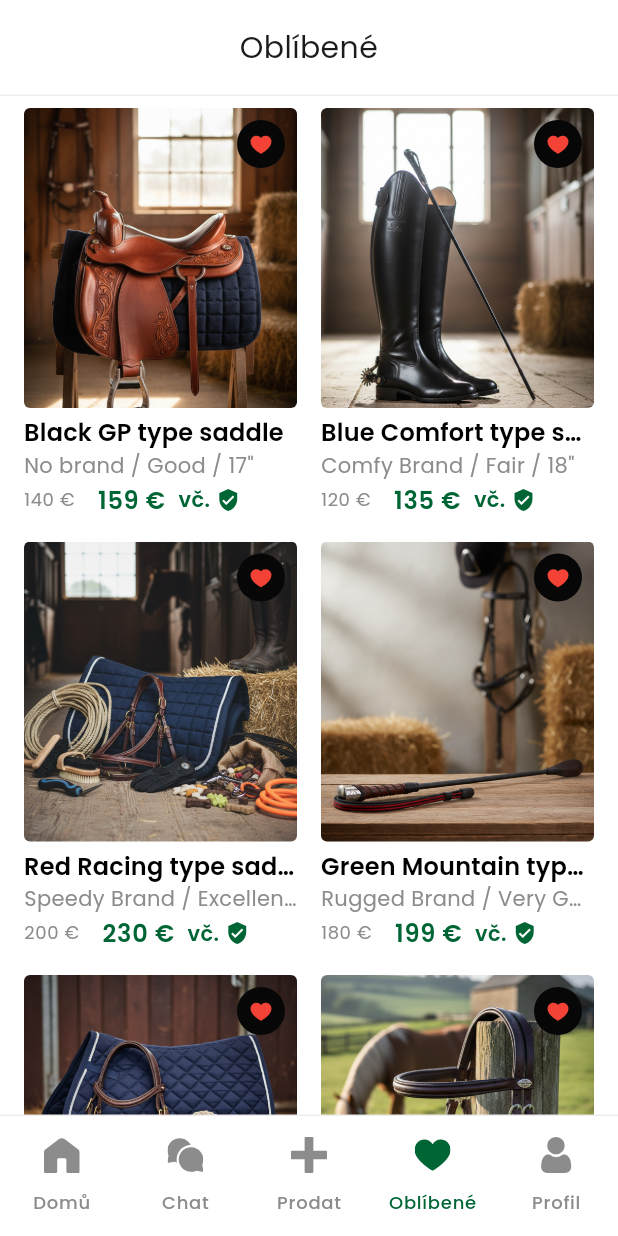
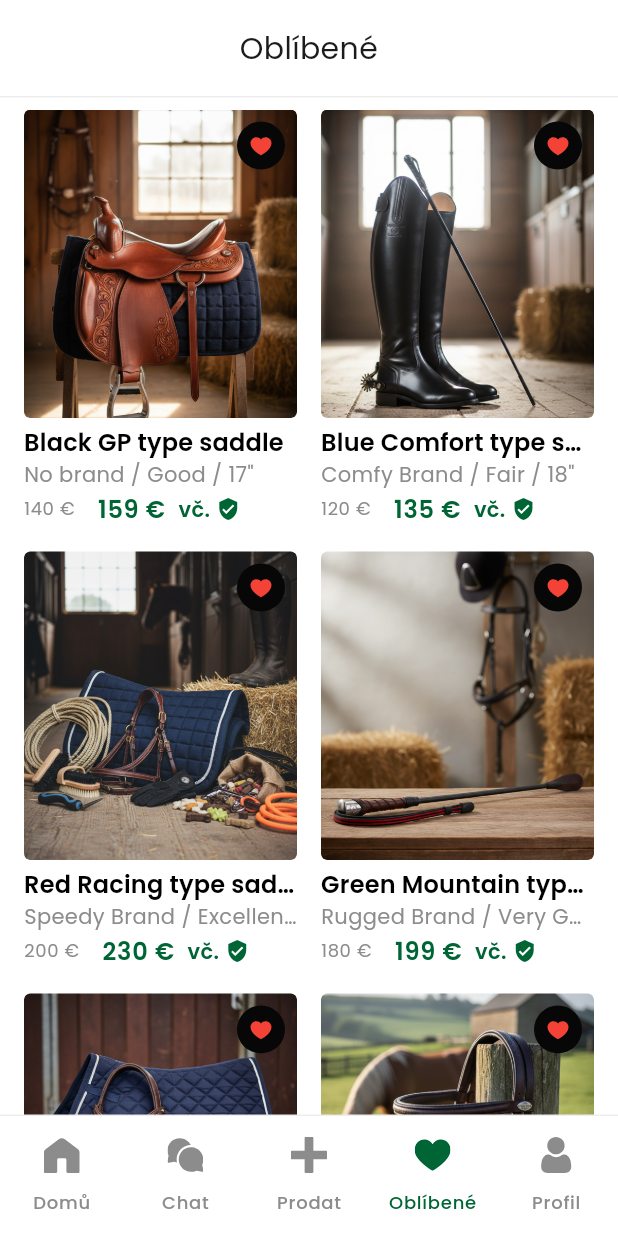
Before and after one commit to martintellinger/eqqu, a Flutter app: the HomeScreen screen opened by its route, item 4 of the bottom bar chosen, on a phone screen of 412 x 824 dp. Run offline on Flutter 3.47's test engine with Material 3 defaults, Android fonts, the phone set to English and light mode, and no system bars; our stand-ins replace flutter_svg.

Commit message:
Fix product image aspect ratio, app header divider width, and profile background color
- Product images now use AspectRatio(177/200) instead of fixed SizedBox(height: 200)
  across home, favorites, and product detail screens
- AppHeader divider changed from Container border to full-width Divider widget,
  matching the login/registration screen pattern
- Profile card background changed from surfaceContainerHighest (grey) to
  surfaceContainerLow (green-tinted) matching Figma surface-variant token
- Dark theme surfaceContainerLow updated to #252B25 to match Figma dark mode
- Home screen grid childAspectRatio adjusted to 0.62 for taller image cells

https://claude.ai/code/session_012waFykv5wBbLFNTaJFeXrN

```diff
--- a/lib/screens/favorites_screen.dart
+++ b/lib/screens/favorites_screen.dart
@@ -230,8 +230,8 @@ class _FavoritesScreenState extends State<FavoritesScreen> {
         crossAxisAlignment: CrossAxisAlignment.start,
         mainAxisSize: MainAxisSize.min,
         children: [
-          SizedBox(
-            height: 200,
+          AspectRatio(
+            aspectRatio: 177 / 200,
             child: Stack(
               children: [
                 ClipRRect(
@@ -239,7 +239,7 @@ class _FavoritesScreenState extends State<FavoritesScreen> {
                   child: Image.asset(
                     imagePath,
                     width: double.infinity,
-                    height: 200,
+                    height: double.infinity,
                     fit: BoxFit.cover,
                   ),
                 ),
--- a/lib/screens/product_detail_screen.dart
+++ b/lib/screens/product_detail_screen.dart
@@ -719,8 +719,8 @@ class _ProductDetailScreenState extends State<ProductDetailScreen> {
             child: Column(
               crossAxisAlignment: CrossAxisAlignment.start,
               children: [
-                SizedBox(
-                  height: 200,
+                AspectRatio(
+                  aspectRatio: 177 / 200,
                   child: Stack(
                     children: [
                       ClipRRect(
@@ -728,7 +728,7 @@ class _ProductDetailScreenState extends State<ProductDetailScreen> {
                         child: Image.asset(
                           p['image']!,
                           width: double.infinity,
-                          height: 200,
+                          height: double.infinity,
                           fit: BoxFit.cover,
                         ),
                       ),
--- a/lib/screens/profile_screen.dart
+++ b/lib/screens/profile_screen.dart
@@ -76,7 +76,7 @@ class ProfileScreen extends StatelessWidget {
       width: double.infinity,
       padding: const EdgeInsets.all(16),
       decoration: BoxDecoration(
-        color: cs.surfaceContainerHighest,
+        color: cs.surfaceContainerLow,
         borderRadius: BorderRadius.circular(8),
       ),
       child: Row(
--- a/lib/theme/app_theme.dart
+++ b/lib/theme/app_theme.dart
@@ -19,7 +19,7 @@ class AppTheme {
       tertiary: Color(0xFF8C8C8C),
       surface: Color(0xFF070707),
       onSurface: Colors.white,
-      surfaceContainerLow: Color(0xFF1C1B1B),
+      surfaceContainerLow: Color(0xFF252B25),
       surfaceContainerHigh: Color(0xFF2A2A2A),
       surfaceContainerHighest: Color(0xFF353434),
       surfaceTint: Color(0xFF85D89C),
--- a/lib/widgets/app_header.dart
+++ b/lib/widgets/app_header.dart
@@ -24,13 +24,12 @@ class AppHeader extends StatelessWidget {
   Widget build(BuildContext context) {
     final cs = Theme.of(context).colorScheme;
 
-    return Container(
+    return Column(
+      mainAxisSize: MainAxisSize.min,
+      children: [
+        SizedBox(
           height: 64,
-      decoration: BoxDecoration(
-        border: Border(
-          bottom: BorderSide(color: cs.outline, width: 1),
-        ),
-      ),
+          child: Padding(
             padding: const EdgeInsets.symmetric(horizontal: 4, vertical: 8),
             child: Stack(
               alignment: Alignment.center,
@@ -91,6 +90,10 @@ class AppHeader extends StatelessWidget {
                   ),
               ],
             ),
+          ),
+        ),
+        Divider(height: 1, thickness: 1, color: cs.outline),
+      ],
     );
   }
 }
```
Also changed, not shown: lib/screens/home_screen.dart (+4 -4 lines). Lines whose indentation alone changed are shown as unchanged.
